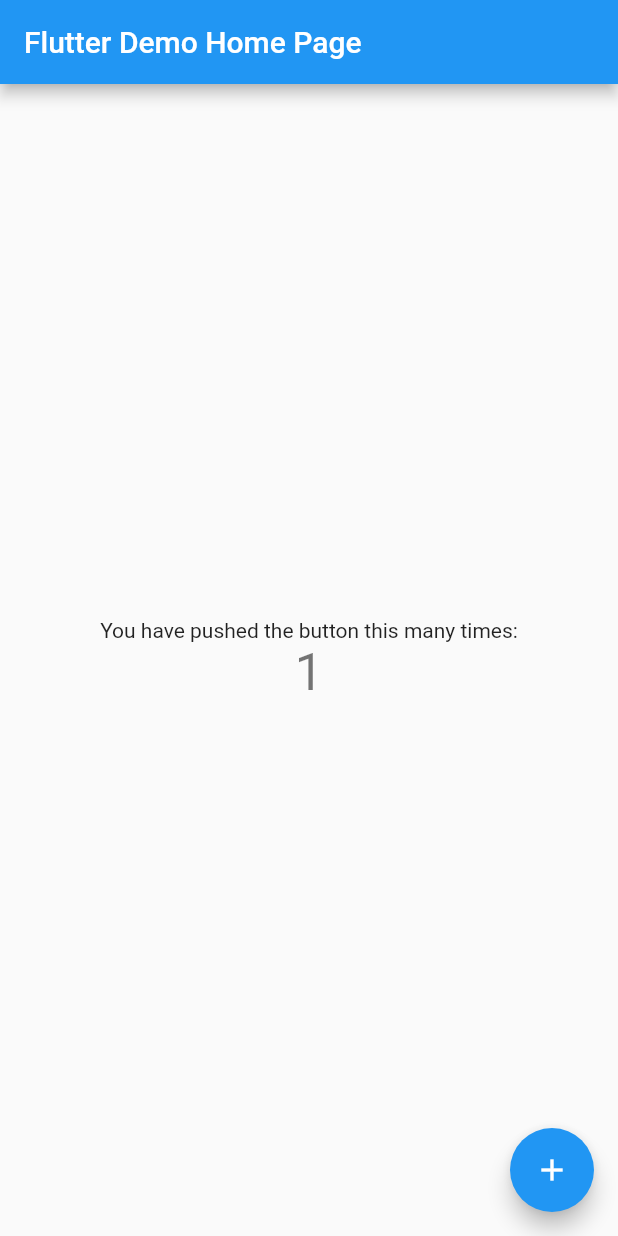
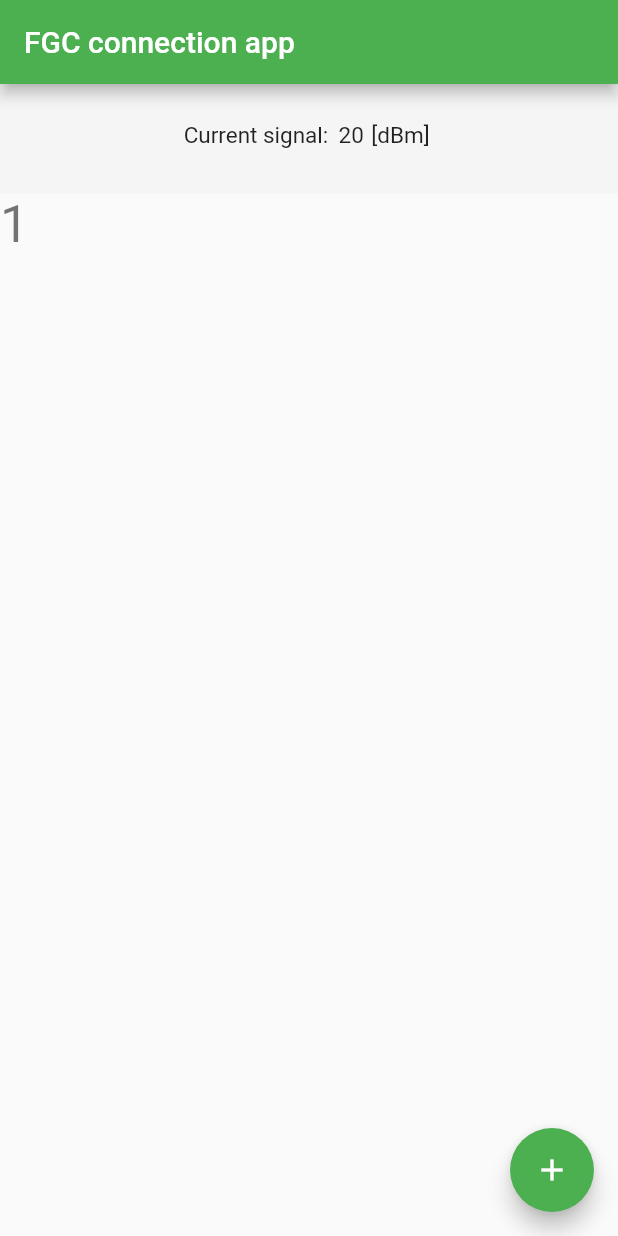
Before and after one commit to GeriiGarcia/Mobile_Connection_FGC, a Flutter app: the screen it shows after launch, after a tap on the "add" icon, on a phone screen of 412 x 824 dp. Run offline on Flutter 3.47's test engine with Material 2 defaults, Android fonts, the phone set to English and light mode, and no system bars.

Commit message:
Current signal text done

```diff
--- /dev/null
+++ b/lib/current_signal_text.dart
@@ -0,0 +1,52 @@
+// current signal container containing text t
+import 'package:flutter/material.dart';
+import 'dart:math';
+
+// ignore: use_key_in_widget_constructors
+class CurrentSignalText extends StatelessWidget {
+  // ignore: non_constant_identifier_names
+  String _get_connectivity() {
+    final random = Random();
+
+    return random.nextInt(100).toString();
+  }
+
+  @override
+  Widget build(BuildContext context) {
+    return Container(
+      color: Colors.grey.shade100,
+      padding: const EdgeInsets.fromLTRB(16.0, 25.0, 16.0, 30.0),
+      child: Center(
+        child: Row(
+          mainAxisAlignment: MainAxisAlignment.center,
+          children: <Widget>[
+            Container(
+              padding: const EdgeInsets.only(right: 5.0),
+              child: const Text(
+                'Current signal: ',
+                style: TextStyle(fontSize: 15, color: Colors.black87),
+                textAlign: TextAlign.center,
+              ),
+            ),
+            Container(
+              padding: const EdgeInsets.only(right: 5.0),
+              child: Text(
+                _get_connectivity(),
+                style: const TextStyle(fontSize: 15, color: Colors.black87),
+                textAlign: TextAlign.center,
+              ),
+            ),
+            Container(
+              padding: const EdgeInsets.only(right: 5.0),
+              child: const Text(
+                '[dBm]',
+                style: TextStyle(fontSize: 15, color: Colors.black87),
+                textAlign: TextAlign.center,
+              ),
+            ),
+          ],
+        ),
+      ),
+    );
+  }
+}
--- a/lib/main.dart
+++ b/lib/main.dart
@@ -1,4 +1,8 @@
+//import 'dart:js_util';
+
 import 'package:flutter/material.dart';
+import 'current_signal_text.dart';
+import 'start_stop_button.dart';
 
 void main() {
   runApp(const MyApp());
@@ -11,20 +15,13 @@
   @override
   Widget build(BuildContext context) {
     return MaterialApp(
-      title: 'Flutter Demo',
+      debugShowCheckedModeBanner: false,
+      title: 'FGC_connectivity',
       theme: ThemeData(
         // This is the theme of your application.
-        //
-        // Try running your application with "flutter run". You'll see the
-        // application has a blue toolbar. Then, without quitting the app, try
-        // changing the primarySwatch below to Colors.green and then invoke
-        // "hot reload" (press "r" in the console where you ran "flutter run",
-        // or simply save your changes to "hot reload" in a Flutter IDE).
-        // Notice that the counter didn't reset back to zero; the application
-        // is not restarted.
-        primarySwatch: Colors.blue,
+        primarySwatch: Colors.green,
       ),
-      home: const MyHomePage(title: 'Flutter Demo Home Page'),
+      home: const MyHomePage(title: 'FGC connection app'),
     );
   }
 }
@@ -71,40 +68,27 @@
     // than having to individually change instances of widgets.
     return Scaffold(
       appBar: AppBar(
-        // Here we take the value from the MyHomePage object that was created by
-        // the App.build method, and use it to set our appbar title.
         title: Text(widget.title),
       ),
-      body: Center(
-        // Center is a layout widget. It takes a single child and positions it
-        // in the middle of the parent.
-        child: Column(
-          // Column is also a layout widget. It takes a list of children and
-          // arranges them vertically. By default, it sizes itself to fit its
-          // children horizontally, and tries to be as tall as its parent.
-          //
+
+      body: Column(
+        crossAxisAlignment: CrossAxisAlignment.start,
+
         // Invoke "debug painting" (press "p" in the console, choose the
         // "Toggle Debug Paint" action from the Flutter Inspector in Android
         // Studio, or the "Toggle Debug Paint" command in Visual Studio Code)
         // to see the wireframe for each widget.
-          //
-          // Column has various properties to control how it sizes itself and
-          // how it positions its children. Here we use mainAxisAlignment to
-          // center the children vertically; the main axis here is the vertical
-          // axis because Columns are vertical (the cross axis would be
-          // horizontal).
-          mainAxisAlignment: MainAxisAlignment.center,
+
         children: <Widget>[
-            const Text(
-              'You have pushed the button this many times:',
-            ),
+          CurrentSignalText(), // mostrem la conexió actual en un text
           Text(
             '$_counter',
             style: Theme.of(context).textTheme.headlineMedium,
           ),
+          StartStopButton(),
         ],
       ),
-      ),
+
       floatingActionButton: FloatingActionButton(
         onPressed: _incrementCounter,
         tooltip: 'Increment',
--- /dev/null
+++ b/lib/start_stop_button.dart
@@ -0,0 +1,11 @@
+import 'package:flutter/material.dart';
+
+// ignore: use_key_in_widget_constructors
+class StartStopButton extends StatelessWidget {
+  @override
+  Widget build(BuildContext context) {
+    return Container(
+      color: Colors.redAccent,
+    );
+  }
+}
```
Lines whose indentation alone changed are shown as unchanged.
